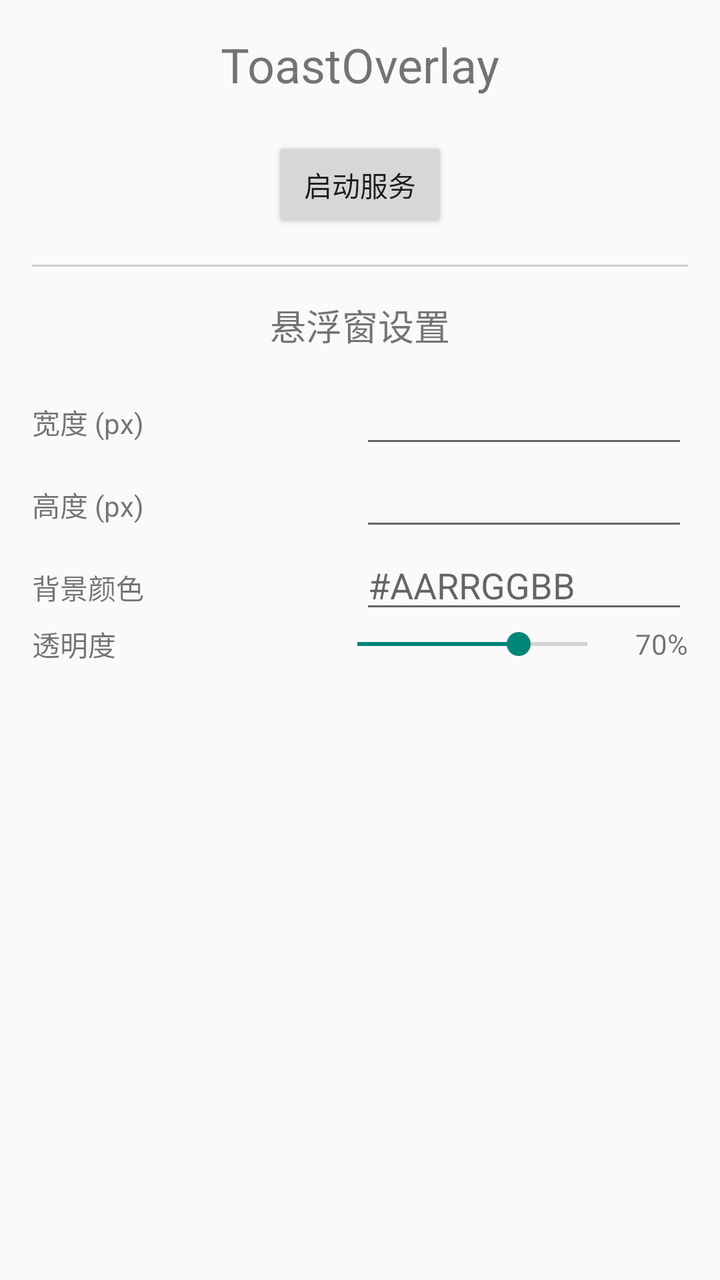
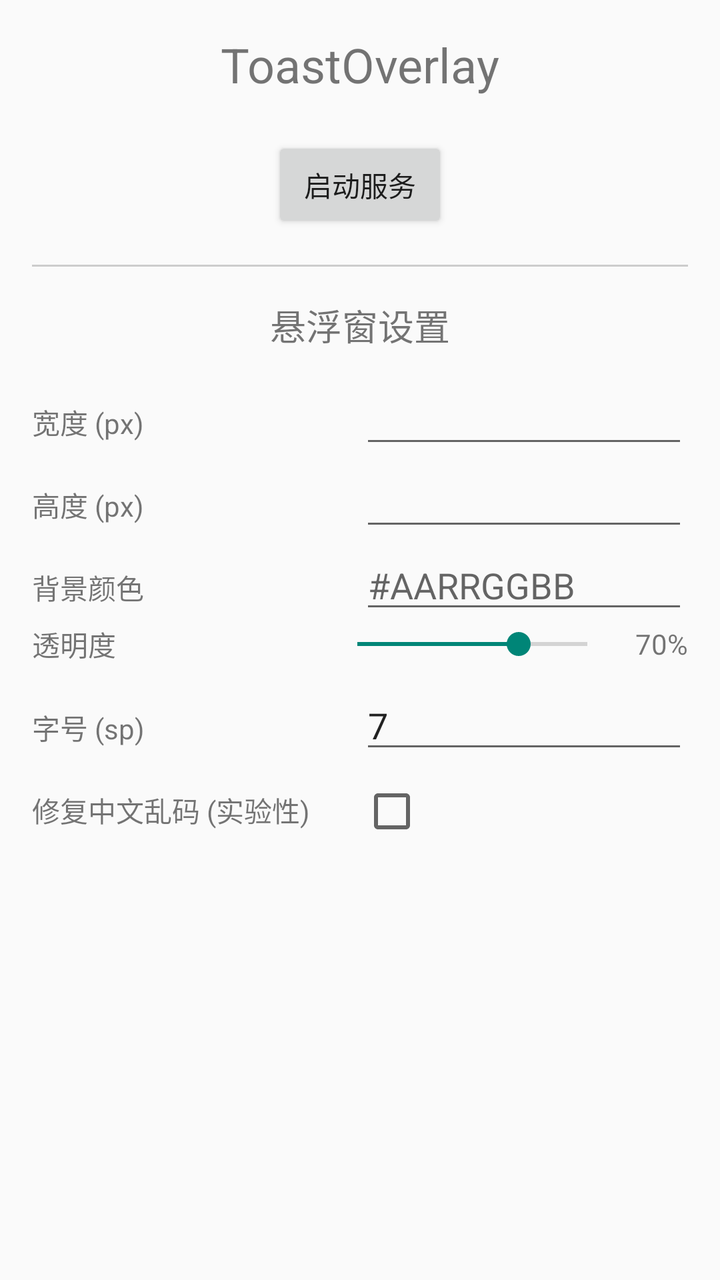

An Android layout rendered at two revisions. The XML below is the earlier revision; the diff shows what the commit changed to produce the second picture.
<!-- AndroidManifest.xml: application theme Theme.AppCompat.Light.DarkActionBar -->
<!-- res/layout/activity_main.xml -->
<?xml version="1.0" encoding="utf-8"?>
<LinearLayout xmlns:android="http://schemas.android.com/apk/res/android"
    android:layout_width="match_parent"
    android:layout_height="match_parent"
    android:orientation="vertical"
    android:padding="16dp"
    android:gravity="center_horizontal">

    <TextView
        android:layout_width="wrap_content"
        android:layout_height="wrap_content"
        android:text="@string/app_name"
        android:textSize="24sp"
        android:layout_marginBottom="20dp" />

    <Button
        android:id="@+id/btn_toggle_service"
        android:layout_width="wrap_content"
        android:layout_height="wrap_content"
        android:text="启动服务" />

    <View
        android:layout_width="match_parent"
        android:layout_height="1dp"
        android:background="#ccc"
        android:layout_marginVertical="16dp" />

    <TextView
        android:layout_width="wrap_content"
        android:layout_height="wrap_content"
        android:text="悬浮窗设置"
        android:textSize="18sp"
        android:layout_marginBottom="12dp" />

    <LinearLayout
        android:layout_width="match_parent"
        android:layout_height="wrap_content"
        android:orientation="horizontal"
        android:weightSum="2">
        <TextView
            android:layout_width="0dp"
            android:layout_height="wrap_content"
            android:layout_weight="1"
            android:text="宽度 (px)" />
        <EditText
            android:id="@+id/et_width"
            android:layout_width="0dp"
            android:layout_height="wrap_content"
            android:layout_weight="1"
            android:inputType="number"
            android:singleLine="true" />
    </LinearLayout>

    <LinearLayout
        android:layout_width="match_parent"
        android:layout_height="wrap_content"
        android:orientation="horizontal"
        android:weightSum="2">
        <TextView
            android:layout_width="0dp"
            android:layout_height="wrap_content"
            android:layout_weight="1"
            android:text="高度 (px)" />
        <EditText
            android:id="@+id/et_height"
            android:layout_width="0dp"
            android:layout_height="wrap_content"
            android:layout_weight="1"
            android:inputType="number"
            android:singleLine="true" />
    </LinearLayout>

    <LinearLayout
        android:layout_width="match_parent"
        android:layout_height="wrap_content"
        android:orientation="horizontal"
        android:weightSum="2">
        <TextView
            android:layout_width="0dp"
            android:layout_height="wrap_content"
            android:layout_weight="1"
            android:text="背景颜色" />
        <EditText
            android:id="@+id/et_color"
            android:layout_width="0dp"
            android:layout_height="wrap_content"
            android:layout_weight="1"
            android:inputType="text"
            android:singleLine="true"
            android:hint="#AARRGGBB" />
    </LinearLayout>

    <LinearLayout
        android:layout_width="match_parent"
        android:layout_height="wrap_content"
        android:orientation="horizontal"
        android:weightSum="2"
        android:gravity="center_vertical">
        <TextView
            android:layout_width="0dp"
            android:layout_height="wrap_content"
            android:layout_weight="1"
            android:text="透明度" />
        <SeekBar
            android:id="@+id/sb_transparency"
            android:layout_width="0dp"
            android:layout_height="wrap_content"
            android:layout_weight="1"
            android:max="100"
            android:progress="70" />
        <TextView
            android:id="@+id/tv_transparency_value"
            android:layout_width="wrap_content"
            android:layout_height="wrap_content"
            android:text="70%"
            android:paddingStart="8dp" />
    </LinearLayout>

</LinearLayout>
<!-- resources referenced by this layout -->
<resources>
  <string name="app_name">ToastOverlay</string>
</resources>

<!-- the commit's change to res/layout/activity_main.xml (unified diff, before → after) -->
@@ -116,4 +116,46 @@
             android:paddingStart="8dp" />
     </LinearLayout>
 
+    
+    <LinearLayout
+        android:layout_width="match_parent"
+        android:layout_height="wrap_content"
+        android:orientation="horizontal"
+        android:weightSum="2"
+        android:layout_marginTop="8dp">
+        <TextView
+            android:layout_width="0dp"
+            android:layout_height="wrap_content"
+            android:layout_weight="1"
+            android:text="字号 (sp)" />
+        <EditText
+            android:id="@+id/et_text_size"
+            android:layout_width="0dp"
+            android:layout_height="wrap_content"
+            android:layout_weight="1"
+            android:inputType="number"
+            android:singleLine="true"
+            android:text="7" />
+    </LinearLayout>
+
+    
+    <LinearLayout
+        android:layout_width="match_parent"
+        android:layout_height="wrap_content"
+        android:orientation="horizontal"
+        android:weightSum="2"
+        android:layout_marginTop="8dp">
+        <TextView
+            android:layout_width="0dp"
+            android:layout_height="wrap_content"
+            android:layout_weight="1"
+            android:text="修复中文乱码 (实验性)" />
+        <CheckBox
+            android:id="@+id/cb_fix_chinese"
+            android:layout_width="0dp"
+            android:layout_height="wrap_content"
+            android:layout_weight="1"
+            android:gravity="center" />
+    </LinearLayout>
+
 </LinearLayout>
